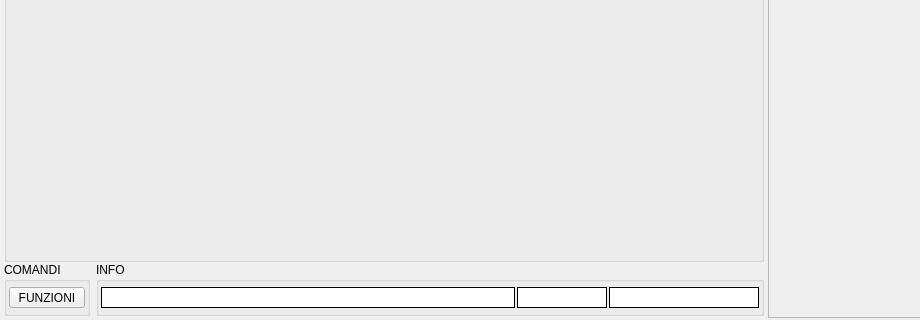
The window that src/mainwindow.ui (mtonin/gestcassa) describes before a commit, drawn with Qt 5; both pictures show x 0 to 920 and y 314 to 634 of the 1024 by 634 pixel window.
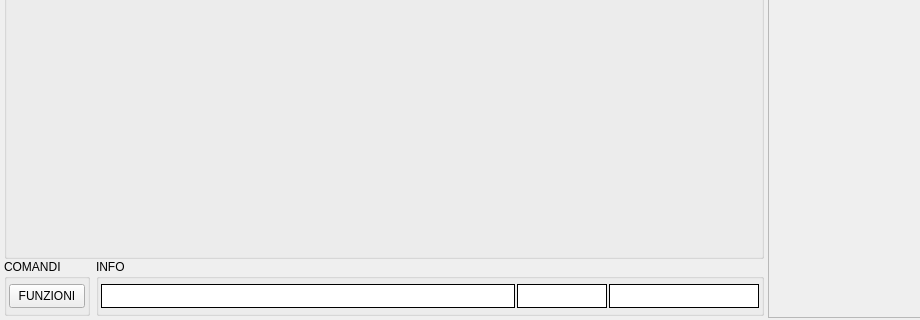
The same window after the commit. Icons and pictures are not drawn.

Commit message: - modificato font area messaggi

```diff
--- a/src/mainwindow.ui
+++ b/src/mainwindow.ui
@@ -242,9 +242,9 @@
               </property>
               <property name="font">
                <font>
-                <pointsize>12</pointsize>
+                <pointsize>14</pointsize>
                 <weight>75</weight>
-                <italic>true</italic>
+                <italic>false</italic>
                 <bold>true</bold>
                </font>
               </property>
```
